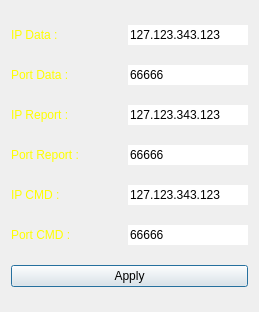
Old version of the form RadarArhanud-2020/dialogradar.ui in the repository MiftahSalam/RadarArhanud-2020.
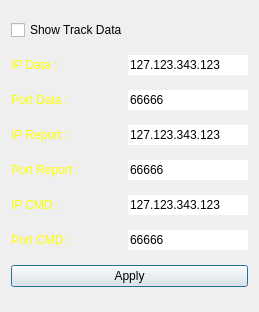
New version of the form.

Commit message: add data target on display symbol, add menu for hide/show data target, redesign PPI system and control radar range

```diff
--- a/RadarArhanud-2020/dialogradar.ui
+++ b/RadarArhanud-2020/dialogradar.ui
@@ -14,6 +14,13 @@
    <string>Radar Settings</string>
   </property>
   <layout class="QVBoxLayout" name="verticalLayout">
+   <item>
+    <widget class="QCheckBox" name="checkBoxShowTrackData">
+     <property name="text">
+      <string>Show Track Data</string>
+     </property>
+    </widget>
+   </item>
    <item>
     <layout class="QHBoxLayout" name="horizontalLayout">
      <item>
```
The commit also changes 13 other files.
